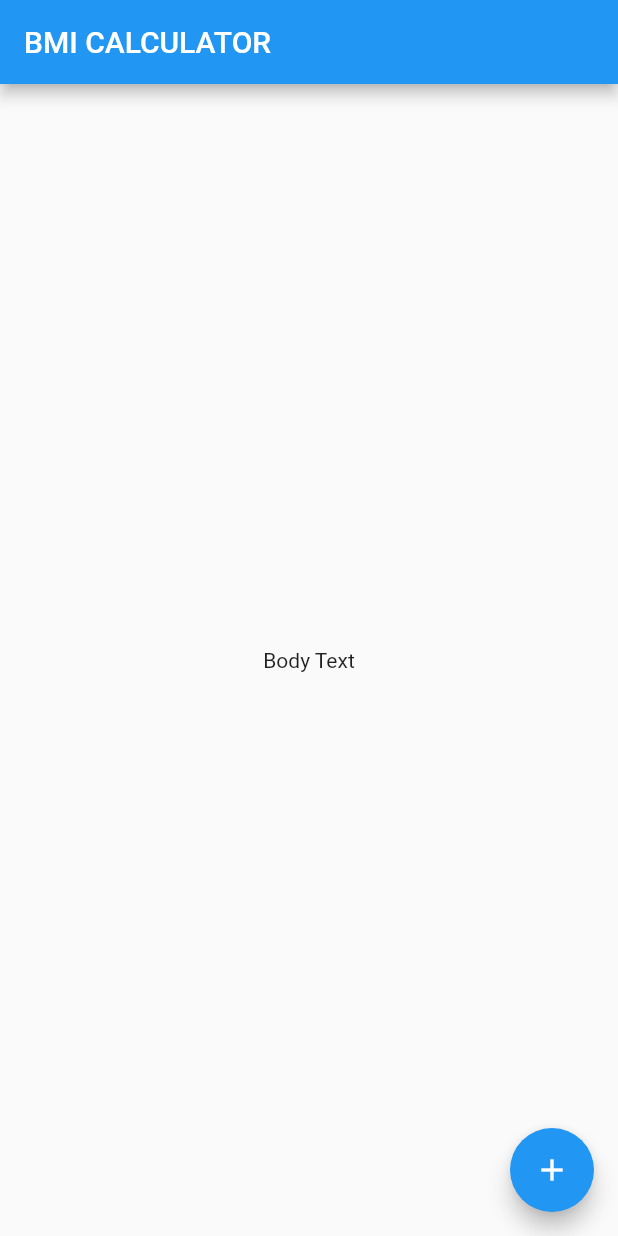
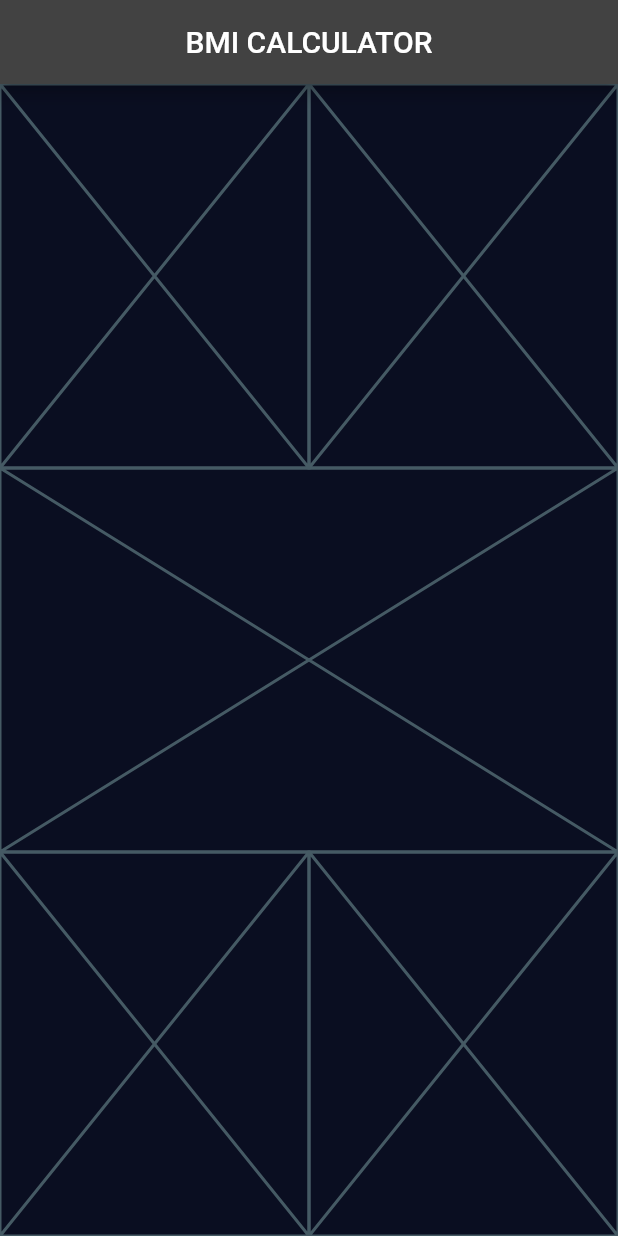
Before and after one commit to UildsonSantos/Flutter_with_Angela_Yu, a Flutter app: the screen it shows after launch, on a phone screen of 412 x 824 dp. Run offline on Flutter 3.47's test engine with Material 2 defaults, Android fonts, the phone set to English and light mode, and no system bars; our stand-ins replace audioplayers, rflutter_alert.

Commit message:
refactor to init layout

```diff
--- /dev/null
+++ b/bmi_calculator/lib/input_page.dart
@@ -0,0 +1,40 @@
+import 'package:flutter/material.dart';
+
+class InputPage extends StatefulWidget {
+  const InputPage({Key? key}) : super(key: key);
+
+  @override
+  State<InputPage> createState() => _InputPageState();
+}
+
+class _InputPageState extends State<InputPage> {
+  @override
+  Widget build(BuildContext context) {
+    return Scaffold(
+      appBar: AppBar(
+        title: const Center(child: Text('BMI CALCULATOR')),
+      ),
+      body: Column(
+        children: [
+          Expanded(
+            child: Row(
+              children: const [
+                Expanded(child: Placeholder()),
+                Expanded(child: Placeholder()),
+              ],
+            ),
+          ),
+          const Expanded(child: Placeholder()),
+          Expanded(
+            child: Row(
+              children: const [
+                Expanded(child: Placeholder()),
+                Expanded(child: Placeholder()),
+              ],
+            ),
+          ),
+        ],
+      ),
+    );
+  }
+}
--- a/bmi_calculator/lib/main.dart
+++ b/bmi_calculator/lib/main.dart
@@ -1,4 +1,6 @@
 import 'package:flutter/material.dart';
+
+import 'package:bmi_calculator/input_page.dart';
 
 void main() {
   runApp(const BMICalculator());
@@ -10,35 +12,13 @@ class BMICalculator extends StatelessWidget {
   // This widget is the root of your application.
   @override
   Widget build(BuildContext context) {
-    return const MaterialApp(
+    return MaterialApp(
       debugShowCheckedModeBanner: false,
-      home: InputPage(),
+      theme: ThemeData.dark().copyWith(
+        primaryColor: const Color(0xFF0A0E21),
+        scaffoldBackgroundColor: const Color(0xFF0A0E21)
+      ),
+      home: const InputPage(),
     );
   }
 }
-
-class InputPage extends StatefulWidget {
-  const InputPage({Key? key}) : super(key: key);
-
-  @override
-  State<InputPage> createState() => _InputPageState();
-}
-
-class _InputPageState extends State<InputPage> {
-  @override
-  Widget build(BuildContext context) {
-    return Scaffold(
-      appBar: AppBar(
-        title: const Text('BMI CALCULATOR'),
-      ),
-      body: const Center(
-        child: Text('Body Text'),
-
-      ),
-      floatingActionButton: FloatingActionButton(
-        onPressed: () {},
-        child: const Icon(Icons.add),
-      ),
-    );
-  }
-}
```
